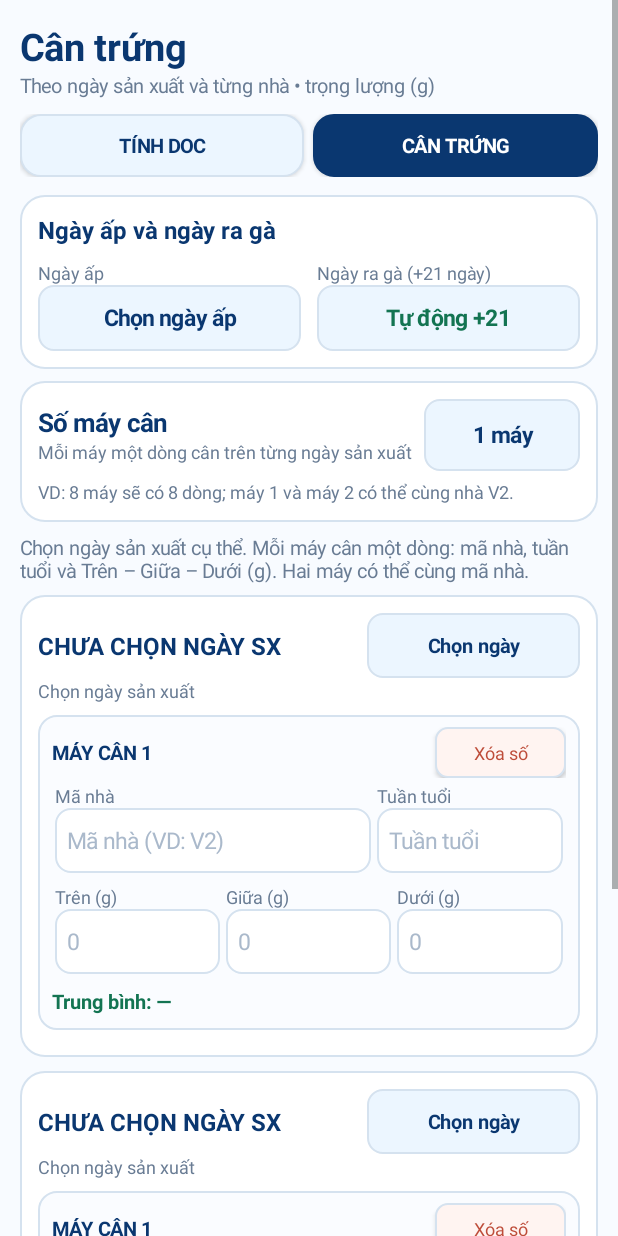
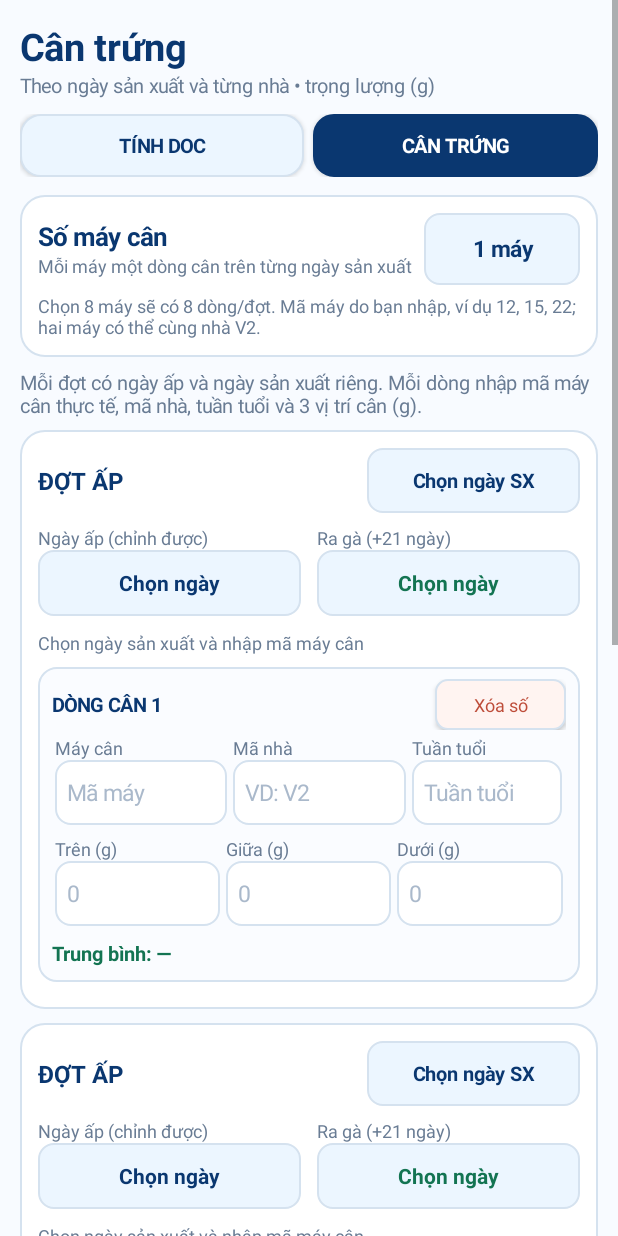
Before and after one commit to anhkaipa-cmd/Tinh-ga-app, an Android app: the EggWeightActivity screen opened directly, with no data from a screen before it, on a phone screen of 412 x 824 dp. Run offline under Robolectric (Android 15) with nearby library versions, the phone set to English and light mode, and no system bars; 3 statements that could not run were skipped.

Commit message:
Use separate Thu/Fri/Sat incubation dates, manually entered machine IDs and always-visible selectable Excel export

```diff
--- a/app/src/main/java/com/anhthu/tinhga/EggWeightActivity.java
+++ b/app/src/main/java/com/anhthu/tinhga/EggWeightActivity.java
@@ -50,13 +50,15 @@ public class EggWeightActivity extends Activity {
     private final LinearLayout[] dayContainers=new LinearLayout[3];
     private final TextView[] dayHeadingTexts=new TextView[3];
     private final View[] dayCards=new View[3];
-    private TextView hatchText, incubationText, overallStatus, machineCountView;
+    private TextView overallStatus, machineCountView;
+    private final TextView[] incubationInputs=new TextView[3];
+    private final TextView[] hatchOutputs=new TextView[3];
     private Button exportButton, thirdDayToggle;
     private int machineCount, visibleDayCount;
 
     private static class WeightRow {
         final String id;
-        EditText house, age, top, middle, bottom;
+        EditText machine, house, age, top, middle, bottom;
         TextView average;
         View container;
         WeightRow(String id) { this.id=id; }
@@ -69,9 +71,25 @@ public class EggWeightActivity extends Activity {
         getWindow().getDecorView().setSystemUiVisibility(View.SYSTEM_UI_FLAG_LIGHT_STATUS_BAR);
         store=getSharedPreferences("tinh_ga_can_trung",MODE_PRIVATE);
         for (int i=0; i<3; i++) rows[i]=new ArrayList<>();
-        visibleDayCount=store.getInt("visible_days",
-            store.getLong("production_2",0)>0?3:2);
-        visibleDayCount=visibleDayCount==3?3:2;
+        visibleDayCount=3;
+        // Suggested incubation dates: the next Thursday, Friday and Saturday.
+        // Each date has its own saved value and may be changed independently.
+        Calendar anchor=Calendar.getInstance();
+        int delta=(Calendar.THURSDAY-anchor.get(Calendar.DAY_OF_WEEK)+7)%7;
+        anchor.add(Calendar.DAY_OF_MONTH,delta);
+        anchor.set(Calendar.HOUR_OF_DAY,12);
+        anchor.set(Calendar.MINUTE,0);
+        anchor.set(Calendar.SECOND,0);
+        anchor.set(Calendar.MILLISECOND,0);
+        SharedPreferences.Editor dateEditor=store.edit();
+        for(int d=0;d<3;d++) {
+            if(store.getLong("incubation_"+d,0)==0) {
+                Calendar candidate=(Calendar)anchor.clone();
+                candidate.add(Calendar.DAY_OF_MONTH,d);
+                dateEditor.putLong("incubation_"+d,candidate.getTimeInMillis());
+            }
+        }
+        dateEditor.apply();
         machineCount=store.getInt("machine_count",0);
         if(machineCount<1) {
             machineCount=1;
@@ -109,12 +127,10 @@ public class EggWeightActivity extends Activity {
         root.addView(space(10));
         root.addView(navigation());
         root.addView(space(12));
-        root.addView(incubationCard());
-        root.addView(space(8));
         root.addView(machineConfigCard());
         root.addView(space(8));
 
-        TextView guide=label("Chọn ngày sản xuất cụ thể. Mỗi máy cân một dòng: mã nhà, tuần tuổi và Trên – Giữa – Dưới (g). Hai máy có thể cùng mã nhà.",13,GREY,false);
+        TextView guide=label("Mỗi đợt có ngày ấp và ngày sản xuất riêng. Mỗi dòng nhập mã máy cân thực tế, mã nhà, tuần tuổi và 3 vị trí cân (g).",13,GREY,false);
         root.addView(guide);
         root.addView(space(7));
 
@@ -123,24 +139,6 @@ public class EggWeightActivity extends Activity {
             root.addView(dayCards[day]);
             root.addView(space(9));
         }
-        dayCards[2].setVisibility(visibleDayCount==3?View.VISIBLE:View.GONE);
-
-        thirdDayToggle=new Button(this);
-        thirdDayToggle.setAllCaps(false);
-        thirdDayToggle.setTextSize(14);
-        thirdDayToggle.setTypeface(Typeface.DEFAULT_BOLD);
-        thirdDayToggle.setTextColor(NAVY);
-        thirdDayToggle.setBackground(round(PALE,10,BORDER));
-        thirdDayToggle.setOnClickListener(v->{
-            visibleDayCount=visibleDayCount==2?3:2;
-            store.edit().putInt("visible_days",visibleDayCount).apply();
-            dayCards[2].setVisibility(visibleDayCount==3?View.VISIBLE:View.GONE);
-            updateThirdDayToggle();
-            refresh();
-        });
-        root.addView(thirdDayToggle,new LinearLayout.LayoutParams(-1,dp(44)));
-        updateThirdDayToggle();
-        root.addView(space(9));
         overallStatus=label("",13,NAVY,true);
         root.addView(overallStatus);
         root.addView(space(9));
@@ -180,36 +178,35 @@ public class EggWeightActivity extends Activity {
         return b;
     }
 
-    private View incubationCard() {
-        LinearLayout card=verticalCard();
-        card.addView(label("Ngày ấp và ngày ra gà",16,NAVY,true));
-        card.addView(space(9));
+    private void addIncubationRow(LinearLayout card,int day) {
         LinearLayout pair=new LinearLayout(this);
         pair.setOrientation(LinearLayout.HORIZONTAL);
 
         LinearLayout left=new LinearLayout(this);
         left.setOrientation(LinearLayout.VERTICAL);
-        left.addView(label("Ngày ấp",12,GREY,false));
-        incubationText=dateButtonText();
-        incubationText.setOnClickListener(v->pickDate("incubation",incubationText,false));
-        left.addView(incubationText, new LinearLayout.LayoutParams(-1,dp(44)));
-        LinearLayout.LayoutParams p1=new LinearLayout.LayoutParams(0,-2,1f);
-        p1.setMarginEnd(dp(5));
-        pair.addView(left,p1);
+        left.addView(label("Ngày ấp (chỉnh được)",12,GREY,false));
+        TextView incub=dateButtonText();
+        incubationInputs[day]=incub;
+        incub.setTextSize(14);
+        incub.setOnClickListener(v->pickDate("incubation_"+day,incub,false));
+        left.addView(incub,new LinearLayout.LayoutParams(-1,dp(44)));
+        LinearLayout.LayoutParams lp=new LinearLayout.LayoutParams(0,-2,1f);
+        lp.setMarginEnd(dp(5));
+        pair.addView(left,lp);
 
         LinearLayout right=new LinearLayout(this);
         right.setOrientation(LinearLayout.VERTICAL);
-        right.addView(label("Ngày ra gà (+21 ngày)",12,GREY,false));
-        hatchText=dateButtonText();
-        hatchText.setBackground(round(PALE,10,BORDER));
-        hatchText.setTextColor(GREEN);
-        right.addView(hatchText,new LinearLayout.LayoutParams(-1,dp(44)));
-        LinearLayout.LayoutParams p2=new LinearLayout.LayoutParams(0,-2,1f);
-        p2.setMarginStart(dp(5));
-        pair.addView(right,p2);
+        right.addView(label("Ra gà (+21 ngày)",12,GREY,false));
+        TextView hatch=dateButtonText();
+        hatch.setTextSize(14);
+        hatch.setTextColor(GREEN);
+        hatchOutputs[day]=hatch;
+        right.addView(hatch,new LinearLayout.LayoutParams(-1,dp(44)));
+        LinearLayout.LayoutParams rp=new LinearLayout.LayoutParams(0,-2,1f);
+        rp.setMarginStart(dp(5));
+        pair.addView(right,rp);
         card.addView(pair);
-        updateDates();
-        return card;
+        card.addView(space(9));
     }
 
     private View machineConfigCard() {
@@ -228,7 +225,7 @@ public class EggWeightActivity extends Activity {
         bar.addView(machineCountView,new LinearLayout.LayoutParams(dp(104),dp(48)));
         card.addView(bar);
         card.addView(space(5));
-        card.addView(label("VD: 8 máy sẽ có 8 dòng; máy 1 và máy 2 có thể cùng nhà V2.",12,GREY,false));
+        card.addView(label("Chọn 8 máy sẽ có 8 dòng/đợt. Mã máy do bạn nhập, ví dụ 12, 15, 22; hai máy có thể cùng nhà V2.",12,GREY,false));
         return card;
     }
 
@@ -268,7 +265,7 @@ public class EggWeightActivity extends Activity {
         LinearLayout titleRow=new LinearLayout(this);
         titleRow.setOrientation(LinearLayout.HORIZONTAL);
         titleRow.setGravity(Gravity.CENTER_VERTICAL);
-        TextView heading=label("CHƯA CHỌN NGÀY SX",16,NAVY,true);
+        TextView heading=label("ĐỢT ẤP",16,NAVY,true);
         dayHeadingTexts[day]=heading;
         titleRow.addView(heading,new LinearLayout.LayoutParams(0,-2,1f));
         TextView date=dateButtonText();
@@ -277,6 +274,8 @@ public class EggWeightActivity extends Activity {
         date.setOnClickListener(v->pickDate("production_"+day,date,true));
         titleRow.addView(date,new LinearLayout.LayoutParams(dp(142),dp(43)));
         card.addView(titleRow);
+        card.addView(space(8));
+        addIncubationRow(card,day);
 
         TextView status=label("",12,GREY,false);
         dayStatusTexts[day]=status;
@@ -302,8 +301,11 @@ public class EggWeightActivity extends Activity {
         store.edit().putString("ids_"+day,android.text.TextUtils.join(",",ids)).apply();
         for(int index=0;index<machineCount;index++) appendRow(day,ids.get(index));
         long ms=store.getLong("production_"+day,0);
-        date.setText(ms>0?"Đổi ngày":"Chọn ngày");
-        heading.setText(ms>0? "NGÀY SX\n"+formatDate(ms):"CHƯA CHỌN NGÀY SX");
+        date.setText(ms>0?"SX "+formatDate(ms):"Chọn ngày SX");
+        long incubation=store.getLong("incubation_"+day,0);
+        heading.setText(incub>0?incubationHeading(incub):"CHỌN NGÀY ẤP");
+        incubationInputs[day].setText(incub>0?formatDate(incub):"Chọn ngày ấp");
+        hatchOutputs[day].setText(incub>0?formatDate(hatchMillis(incub)):"—");
         return card;
     }
 
@@ -321,7 +323,7 @@ public class EggWeightActivity extends Activity {
 
         LinearLayout header=new LinearLayout(this);
         header.setGravity(Gravity.CENTER_VERTICAL);
-        header.addView(label("MÁY CÂN "+rows[day].size(),13,NAVY,true),
+        header.addView(label("DÒNG CÂN "+rows[day].size(),13,NAVY,true),
             new LinearLayout.LayoutParams(0,-2,1f));
         Button remove=new Button(this);
         remove.setText("Xóa số");
@@ -336,10 +338,12 @@ public class EggWeightActivity extends Activity {
 
         LinearLayout rowOne=new LinearLayout(this);
         rowOne.setOrientation(LinearLayout.HORIZONTAL);
-        row.house=input(day,id,"house","Mã nhà (VD: V2)",false);
+        row.machine=input(day,id,"machine","Mã máy",false);
+        row.house=input(day,id,"house","VD: V2",false);
         row.age=input(day,id,"age","Tuần tuổi",false);
         row.age.setInputType(InputType.TYPE_CLASS_NUMBER);
-        addColumn(rowOne,"Mã nhà",row.house,1.7f);
+        addColumn(rowOne,"Máy cân",row.machine,1.15f);
+        addColumn(rowOne,"Mã nhà",row.house,1.15f);
         addColumn(rowOne,"Tuần tuổi",row.age,1f);
         card.addView(rowOne);
 
@@ -395,6 +399,7 @@ public class EggWeightActivity extends Activity {
     }
 
     private void clearMachineRow(WeightRow row) {
+        row.machine.setText("");
         row.house.setText("");
         row.age.setText("");
         row.top.setText("");
@@ -410,31 +415,42 @@ public class EggWeightActivity extends Activity {
         DatePickerDialog dialog=new DatePickerDialog(this,(picker,year,month,date)->{
             Calendar chosen=Calendar.getInstance();
             chosen.clear();
-            chosen.set(year,month,date);
-            store.edit().putLong(key,chosen.getTimeInMillis()).apply();
-            output.setText(formatDate(chosen.getTimeInMillis()));
+            chosen.set(year,month,date,12,0,0);
+            long when=chosen.getTimeInMillis();
+            store.edit().putLong(key,when).apply();
             updateDates();
             refresh();
         },cal.get(Calendar.YEAR),cal.get(Calendar.MONTH),cal.get(Calendar.DAY_OF_MONTH));
         if(production) {
-            long incub=store.getLong("incubation",0);
+            int day=Integer.parseInt(key.substring(key.lastIndexOf('_')+1));
+            long incub=store.getLong("incubation_"+day,0);
             if(incub>0) dialog.getDatePicker().setMaxDate(incub);
         }
         dialog.show();
     }
 
+    private String incubationHeading(long ms) {
+        Calendar cal=Calendar.getInstance();
+        cal.setTimeInMillis(ms);
+        int dow=cal.get(Calendar.DAY_OF_WEEK);
+        String name=dow==Calendar.THURSDAY?"THỨ 5":dow==Calendar.FRIDAY?"THỨ 6":
+            dow==Calendar.SATURDAY?"THỨ 7":new SimpleDateFormat("EEEE",new Locale("vi","VN"))
+                .format(new Date(ms)).toUpperCase(new Locale("vi","VN"));
+        return name+" • "+formatDate(ms);
+    }
+
     private void updateDates() {
-        long incub=store.getLong("incubation",0);
-        if(incubationText!=null) incubationText.setText(incub>0?formatDate(incub):"Chọn ngày ấp");
-        if(hatchText!=null) hatchText.setText(incub>0?formatDate(hatchMillis(incub)):"Tự động +21");
         for(int i=0;i<3;i++) {
-            if(dayDateTexts[i]!=null) {
-                long date=store.getLong("production_"+i,0);
-                dayDateTexts[i].setText(date>0?"Đổi ngày":"Chọn ngày");
-                if(dayHeadingTexts[i]!=null) {
-                    dayHeadingTexts[i].setText(date>0?"NGÀY SX\n"+formatDate(date):"CHƯA CHỌN NGÀY SX");
-                }
-            }
+            long incub=store.getLong("incubation_"+i,0);
+            long prod=store.getLong("production_"+i,0);
+            if(incubationInputs[i]!=null)
+                incubationInputs[i].setText(incub>0?formatDate(incub):"Chọn ngày ấp");
+            if(hatchOutputs[i]!=null)
+                hatchOutputs[i].setText(incub>0?formatDate(hatchMillis(incub)):"—");
+            if(dayHeadingTexts[i]!=null)
+                dayHeadingTexts[i].setText(incub>0?incubationHeading(incub):"CHỌN NGÀY ẤP");
+            if(dayDateTexts[i]!=null)
+                dayDateTexts[i].setText(prod>0?"SX "+formatDate(prod):"Chọn ngày SX");
         }
     }
 
@@ -468,15 +484,15 @@ public class EggWeightActivity extends Activity {
     }
 
     private boolean containsData(WeightRow r) {
-        for(EditText v:new EditText[]{r.house,r.age,r.top,r.middle,r.bottom}) {
+        for(EditText v:new EditText[]{r.machine,r.house,r.age,r.top,r.middle,r.bottom}) {
             if(v!=null&&!v.getText().toString().trim().isEmpty()) return true;
         }
         return false;
     }
 
     private boolean complete(WeightRow r) {
-        if(r.house==null||r.age==null) return false;
-        if(r.house.getText().toString().trim().isEmpty()) return false;
+        if(r.machine==null||r.house==null||r.age==null) return false;
+        if(r.machine.getText().toString().trim().isEmpty() || r.house.getText().toString().trim().isEmpty()) return false;
         int age;
         try { age=Integer.parseInt(r.age.getText().toString().trim()); }
         catch (Exception e) { return false; }
@@ -486,66 +502,102 @@ public class EggWeightActivity extends Activity {
             !Double.isNaN(weight(r.bottom));
     }
 
+    private boolean[] completedDays() {
+        boolean[] ready=new boolean[3];
+        for(int day=0;day<3;day++) {
+            long incub=store.getLong("incubation_"+day,0);
+            long production=store.getLong("production_"+day,0);
+            if(incub<=0 || production<=0 || production>incub
+                    || rows[day].size()!=machineCount) continue;
+            boolean valid=true;
+            for(WeightRow row:rows[day]) {
+                if(!complete(row)) { valid=false; break; }
+            }
+            ready[day]=valid;
+        }
+        return ready;
+    }
+
     private void refresh() {
         if(overallStatus==null||exportButton==null) return;
-        long incubation=store.getLong("incubation",0);
-        int validDays=0;
-        HashSet<String> distinct=new HashSet<>();
-        boolean datesValid=true;
-        for(int day=0;day<visibleDayCount;day++) {
-            long date=store.getLong("production_"+day,0);
-            if(date>0) {
-                distinct.add(formatDate(date));
-                if(incubation>0 && date>incubation) datesValid=false;
-            }
+        boolean[] ready=completedDays();
+        int completed=0;
+        for(int day=0;day<3;day++) {
             int filled=0;
             for(WeightRow r:rows[day]) {
                 updateAverage(r);
                 if(complete(r)) filled++;
             }
-            boolean dayReady=date>0 && filled==machineCount;
-            if(dayReady) validDays++;
+            long incub=store.getLong("incubation_"+day,0);
+            long production=store.getLong("production_"+day,0);
+            if(ready[day]) completed++;
             if(dayStatusTexts[day]!=null) {
-                String status=date==0?"Chọn ngày sản xuất":
-                    (filled==machineCount?
-                    "✓ Đã đủ "+filled+"/"+machineCount+" máy cân" :
-                    "Đã nhập đủ "+filled+"/"+machineCount+" máy • cần mã nhà, tuần tuổi, 3 vị trí");
-                dayStatusTexts[day].setText(status);
-                dayStatusTexts[day].setTextColor(dayReady?GREEN:GREY);
+                String state=ready[day]?"✓ Hoàn thành "+machineCount+" máy":
+                    production==0?"Chọn ngày sản xuất và nhập mã máy cân":
+                    production>incub?"Ngày sản xuất không được sau ngày ấp":
+                    "Đã đủ "+filled+"/"+machineCount+" máy • nhập mã máy, nhà, tuần tuổi và 3 vị trí";
+                dayStatusTexts[day].setText(state);
+                dayStatusTexts[day].setTextColor(ready[day]?GREEN:GREY);
             }
         }
-        boolean unique=distinct.size()==visibleDayCount;
-        boolean allReady=incubation>0 && validDays==visibleDayCount && unique && datesValid;
-        exportButton.setEnabled(allReady);
-        exportButton.setVisibility(allReady?View.VISIBLE:View.GONE);
-        exportButton.setBackground(round(allReady?BLUE:Color.rgb(137,155,181),12,BORDER));
-        if(incubation==0) overallStatus.setText("Hãy chọn ngày ấp.");
-        else if(!datesValid) overallStatus.setText("Ngày sản xuất phải không sau ngày ấp.");
-        else if(validDays==visibleDayCount&&!unique) overallStatus.setText("Chọn "+visibleDayCount+" ngày sản xuất khác nhau.");
-        else if(allReady) overallStatus.setText("✓ Đủ "+visibleDayCount+" ngày và "+machineCount+" máy/ngày. Có thể gửi Excel.");
-        else overallStatus.setText("Hoàn thành "+validDays+"/"+visibleDayCount+" ngày • "+machineCount+" máy/ngày.");
-        overallStatus.setTextColor(allReady?GREEN:NAVY);
+        // Keep the export action visible; give clear instructions if fewer than 2 days are complete.
+        exportButton.setVisibility(View.VISIBLE);
+        exportButton.setEnabled(true);
+        exportButton.setBackground(round(BLUE,12,BORDER));
+        overallStatus.setText(completed>=2?
+            "✓ Hoàn thành "+completed+"/3 đợt ấp. Bấm GỬI EXCEL để chọn ngày xuất.":
+            "Đã hoàn thành "+completed+"/3 đợt ấp. Cần đủ ít nhất 2 đợt để gửi Excel.");
+        overallStatus.setTextColor(completed>=2?GREEN:NAVY);
     }
 
     private void sendExcel() {
-        long incub=store.getLong("incubation",0);
-        if(incub<=0) return;
-        HashSet<String> distinct=new HashSet<>();
-        ArrayList<XlsxExporter.Record> data=new ArrayList<>();
-        for(int day=0;day<visibleDayCount;day++) {
-            long prod=store.getLong("production_"+day,0);
-            if(prod<=0 || prod>incub || !distinct.add(formatDate(prod))) {
-                Toast.makeText(this,"Hãy chọn ngày sản xuất hợp lệ và không trùng.",Toast.LENGTH_LONG).show();
-                return;
+        boolean[] ready=completedDays();
+        ArrayList<Integer> available=new ArrayList<>();
+        ArrayList<String> labels=new ArrayList<>();
+        for(int day=0;day<3;day++) {
+            if(ready[day]) {
+                available.add(day);
+                long incub=store.getLong("incubation_"+day,0);
+                long production=store.getLong("production_"+day,0);
+                labels.add(incubationHeading(incub)+" • SX "+formatDate(production));
             }
-            if(rows[day].size()!=machineCount) return;
-            for(int machine=0;machine<machineCount;machine++) {
-                WeightRow r=rows[day].get(machine);
-                if(!complete(r)) {
-                    Toast.makeText(this,"Máy cân "+(machine+1)+" ngày "+formatDate(prod)+" chưa đủ dữ liệu.",Toast.LENGTH_LONG).show();
+        }
+        if(available.size()<2) {
+            Toast.makeText(this,"Cần hoàn thành ít nhất 2 đợt ấp để gửi Excel.",Toast.LENGTH_LONG).show();
+            return;
+        }
+        boolean[] selected=new boolean[available.size()];
+        java.util.Arrays.fill(selected,true);
+        new AlertDialog.Builder(this)
+            .setTitle("Chọn ngày ấp cần xuất Excel")
+            .setMultiChoiceItems(labels.toArray(new String[0]),selected,(dlg,idx,checked)->selected[idx]=checked)
+            .setNegativeButton("HỦY",null)
+            .setPositiveButton("GỬI EXCEL",(dlg,button)->{
+                ArrayList<Integer> days=new ArrayList<>();
+                for(int i=0;i<available.size();i++) if(selected[i]) days.add(available.get(i));
+                if(days.size()<2) {
+                    Toast.makeText(this,"Hãy chọn ít nhất 2 đợt ấp.",Toast.LENGTH_LONG).show();
                     return;
                 }
-                data.add(new XlsxExporter.Record(formatDate(prod),machine+1,
+                writeExcelAndShare(days);
+            })
+            .show();
+    }
+
+    private void writeExcelAndShare(List<Integer> selectedDays) {
+        ArrayList<XlsxExporter.Record> data=new ArrayList<>();
+        for(int day:selectedDays) {
+            long incub=store.getLong("incubation_"+day,0);
+            long production=store.getLong("production_"+day,0);
+            if(incub<=0 || production<=0 || rows[day].size()!=machineCount) return;
+            for(WeightRow r:rows[day]) {
+                if(!complete(r)) {
+                    Toast.makeText(this,"Dữ liệu cân trứng chưa đầy đủ.",Toast.LENGTH_LONG).show();
+                    return;
+                }
+                data.add(new XlsxExporter.Record(
+                    formatDate(incub),formatDate(hatchMillis(incub)),formatDate(production),
+                    r.machine.getText().toString().trim(),
                     r.house.getText().toString().trim(),
                     Integer.parseInt(r.age.getText().toString().trim()),
                     weight(r.top),weight(r.middle),weight(r.bottom)));
@@ -554,9 +606,8 @@ public class EggWeightActivity extends Activity {
         try {
             File dir=new File(getCacheDir(),"egg_exports");
             if(!dir.exists()&&!dir.mkdirs()) throw new IllegalStateException("Không tạo được thư mục xuất.");
-            File xlsx=new File(dir,"Can-trung.xlsx");
-            XlsxExporter.write(xlsx,formatDate(incub),formatDate(hatchMillis(incub)),
-                visibleDayCount,machineCount,data);
+            File file=new File(dir,"Can-trung.xlsx");
+            XlsxExporter.write(file,selectedDays.size(),machineCount,data);
             Intent send=new Intent(Intent.ACTION_SEND);
             send.setType("application/vnd.openxmlformats-officedocument.spreadsheetml.sheet");
             send.putExtra(Intent.EXTRA_SUBJECT,"Báo cáo cân trứng");
```
